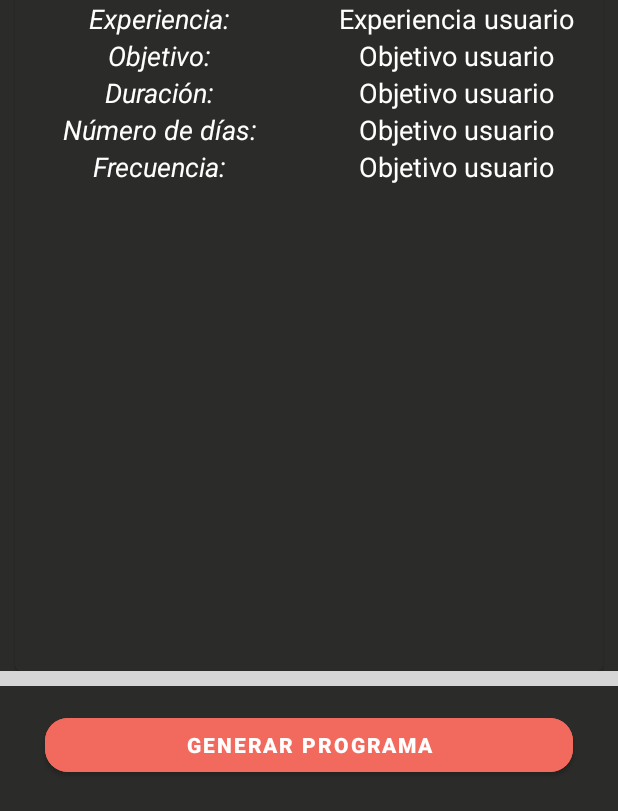
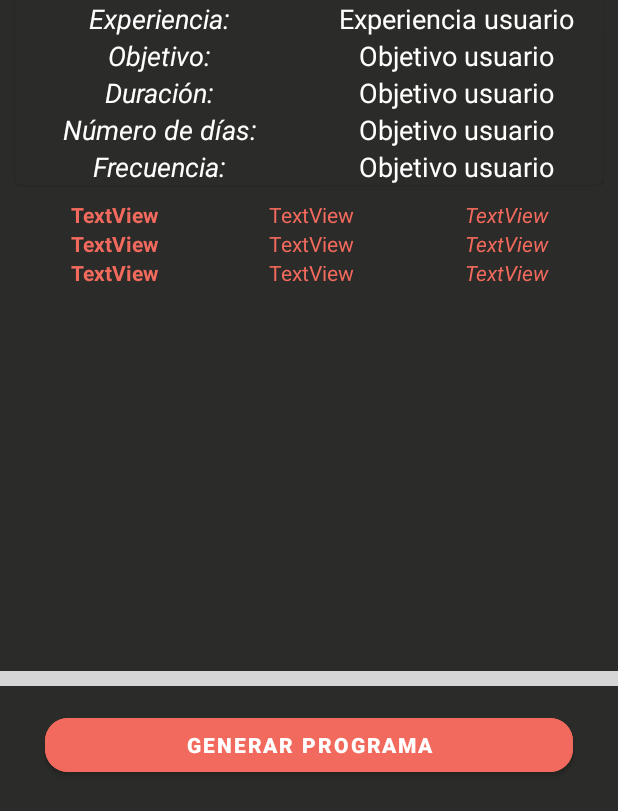
Before and after one commit to SantipBarber/sct, an Android app: the layout fragment_review_and_confirm.xml on its own in the app's theme, with its tools: preview values and no code run, on a phone screen of 412 x 824 dp, the part 425-1236 px from its top. Run offline under Robolectric (Android 15) with nearby library versions, the phone set to English and light mode, and no system bars; plain views replace ZigzagView; grey boxes are pictures that could not be loaded.

Commit message:
Iniciando con RecyclerView

```diff
--- a/sct_project/app/src/main/java/com/spbarber/sct_project/entities/Preferences.kt
+++ b/sct_project/app/src/main/java/com/spbarber/sct_project/entities/Preferences.kt
@@ -42,10 +42,11 @@ data class Preferences(
         parcel.readString(),
         parcel.readString(),
         parcel.readString()
-    ) {
+        ){
+
     }
+    constructor() : this("", "", "", "", 1, 0.0F, 0.0F, 0.0F, "", 170, 80F, "", "", "", "", "", "", "")
 
-    constructor() : this("", "", "", "", 1, 0.0F, 0.0F, 0.0F, "", 170, 80F, "", "", "", "", "", "", "")
 
     override fun writeToParcel(parcel: Parcel, flags: Int) {
         parcel.writeString(experience)
--- a/sct_project/app/src/main/java/com/spbarber/sct_project/entities/User.kt
+++ b/sct_project/app/src/main/java/com/spbarber/sct_project/entities/User.kt
@@ -12,4 +12,8 @@ data class User(
     val updateAt: Date
 ) {
     constructor() : this("", "", "santiaguet@me.com", "123456", Date(), Date())
+
+    override fun toString(): String {
+        return super.toString()
+    }
 }
--- a/sct_project/app/src/main/java/com/spbarber/sct_project/entities/VarsTraining.kt
+++ b/sct_project/app/src/main/java/com/spbarber/sct_project/entities/VarsTraining.kt
@@ -1,6 +1,5 @@
 package com.spbarber.sct_project.entities
 
-import com.google.firebase.firestore.PropertyName
 import com.google.gson.annotations.SerializedName
 
 data class VarsTraining(@SerializedName("final_intensity") val finalIntensity: Int,
--- a/sct_project/app/src/main/java/com/spbarber/sct_project/ui/fragments/GoalFragment.kt
+++ b/sct_project/app/src/main/java/com/spbarber/sct_project/ui/fragments/GoalFragment.kt
@@ -53,7 +53,7 @@ class GoalFragment : Fragment() {
 
             val action = GoalFragmentDirections.actionGoalFragmentToTempRuleFragment(preferences)
             NavHostFragment.findNavController(this).navigate(action)
-            //Log.i(TAG, "$experience $goalUser")
+            Log.i(TAG, "$preferences")
         }
 
         return binding.root
--- a/sct_project/app/src/main/java/com/spbarber/sct_project/ui/fragments/TempRuleFragment.kt
+++ b/sct_project/app/src/main/java/com/spbarber/sct_project/ui/fragments/TempRuleFragment.kt
@@ -58,7 +58,7 @@ class TempRuleFragment : Fragment() {
             when(binding.rgFrecuency.checkedRadioButtonId){
                 R.id.rb_frequency_1 -> frequencyMovement = 1
                 R.id.rb_frequency_2 -> frequencyMovement = 2
-                R.id.rb_frequency_3 -> frequencyMovement = 3
+                //R.id.rb_frequency_3 -> frequencyMovement = 3
             }
             preferences?.duration = durationProgramItem
             preferences?.days = trainingDaysItem
--- a/sct_project/app/src/main/java/com/spbarber/sct_project/viewmodels/TrainingDataViewModel.kt
+++ b/sct_project/app/src/main/java/com/spbarber/sct_project/viewmodels/TrainingDataViewModel.kt
@@ -46,7 +46,7 @@ class TrainingDataViewModel : ViewModel() {
             .addOnSuccessListener { documents ->
                 //val data = documents.data
                 val hashMap = documents.data
-                hashMap?.put("6 weeks", documents.data!!.get("6 weeks"))
+                //hashMap?.put("6 weeks", documents.data!!.get("6 weeks"))
                 //hashMap?.put("8 weeks", documents.data!!.get("8 weeks"))
                 //hashMap?.put("10 weeks", documents.data!!.get("10 weeks"))
                 //hashMap?.put("12 weeks", documents.data!!.get("12 weeks"))
@@ -66,7 +66,7 @@ class TrainingDataViewModel : ViewModel() {
                 //trainingData.trainingData.put("10 weeks", ten)
                 //trainingData.trainingData.put("12 weeks", twelve)
                 trainingData.trainingData.put(duration, varsByDuration)
-                Log.i(TAG, "$trainingData")
+                Log.i(TAG, "${trainingData}")
                 dataTraining.value = trainingData
             }
         return dataTraining
--- a/sct_project/app/src/main/res/layout/fragment_review_and_confirm.xml
+++ b/sct_project/app/src/main/res/layout/fragment_review_and_confirm.xml
@@ -36,7 +36,7 @@
 
     <com.google.android.material.button.MaterialButton
         android:id="@+id/btn_back"
-        style="@style/Widget.MaterialComponents.Button.OutlinedButton"
+        style="@style/Widget.MaterialComponents.Button.TextButton"
         android:layout_width="wrap_content"
         android:layout_height="wrap_content"
         android:clickable="true"
@@ -72,12 +72,11 @@
     <com.google.android.material.card.MaterialCardView
         android:id="@+id/mcv_preference_summary"
         android:layout_width="0dp"
-        android:layout_height="0dp"
+        android:layout_height="wrap_content"
         android:backgroundTint="@color/color_background"
         android:checkable="true"
         android:clickable="true"
         android:focusable="true"
-        app:layout_constraintBottom_toTopOf="@+id/main_bottom_separator"
         app:layout_constraintEnd_toStartOf="@+id/main_vertical_end_guide"
         app:layout_constraintStart_toEndOf="@+id/main_vertical_start_guide"
         app:layout_constraintTop_toBottomOf="@+id/main_top_separator">
@@ -288,6 +287,18 @@
 
     </com.google.android.material.card.MaterialCardView>
 
+    <androidx.recyclerview.widget.RecyclerView
+        android:id="@+id/program_summary"
+        android:layout_width="0dp"
+        android:layout_height="0dp"
+        app:layout_constraintTop_toBottomOf="@+id/mcv_preference_summary"
+        app:layout_constraintEnd_toStartOf="@+id/main_vertical_end_guide"
+        app:layout_constraintStart_toEndOf="@+id/main_vertical_start_guide"
+        app:layout_constraintBottom_toTopOf="@+id/main_bottom_separator"
+        tools:listitem="@layout/item_training_summary_recycler_view"
+        android:layout_marginTop="10dp"
+        />
+
     <ir.beigirad.zigzagview.ZigzagView
         android:id="@+id/main_bottom_separator"
         android:layout_width="match_parent"
--- a/sct_project/app/src/main/res/layout/fragment_temp_rule.xml
+++ b/sct_project/app/src/main/res/layout/fragment_temp_rule.xml
@@ -187,7 +187,7 @@
             android:textColor="@color/color_secondary"
             android:textSize="30dp" />
 
-        <RadioButton
+        <!--<RadioButton
             android:id="@+id/rb_frequency_3"
             android:layout_width="wrap_content"
             android:layout_height="wrap_content"
@@ -195,7 +195,7 @@
             android:layout_marginEnd="15dp"
             android:text="3x"
             android:textColor="@color/color_secondary"
-            android:textSize="30dp" />
+            android:textSize="30dp" />-->
     </RadioGroup>
 
     <ir.beigirad.zigzagview.ZigzagView
--- /dev/null
+++ b/sct_project/app/src/main/res/layout/item_training_summary_recycler_view.xml
@@ -0,0 +1,36 @@
+<?xml version="1.0" encoding="utf-8"?>
+<LinearLayout
+    xmlns:android="http://schemas.android.com/apk/res/android"
+    android:layout_width="match_parent"
+    android:layout_height="wrap_content"
+    android:orientation="horizontal">
+    <TextView
+        android:id="@+id/tv_num_day_list_view"
+        android:layout_width="wrap_content"
+        android:layout_height="wrap_content"
+        android:layout_weight="1"
+        android:text="TextView"
+        android:gravity="center_horizontal"
+        android:textColor="@color/color_secondary"
+        android:textStyle="bold"/>
+
+    <TextView
+        android:id="@+id/tv_exercise_day_list_view"
+        android:layout_width="wrap_content"
+        android:layout_height="wrap_content"
+        android:layout_weight="1"
+        android:text="TextView"
+        android:gravity="center_horizontal"
+        android:textColor="@color/color_secondary"/>
+
+    <TextView
+        android:id="@+id/tv_extra_list_view"
+        android:layout_width="wrap_content"
+        android:layout_height="wrap_content"
+        android:layout_weight="1"
+        android:text="TextView"
+        android:gravity="center_horizontal"
+        android:textColor="@color/color_secondary"
+        android:textStyle="italic"/>
+
+</LinearLayout>
--- a/sct_project/app/src/main/res/values/duration_spinner.xml
+++ b/sct_project/app/src/main/res/values/duration_spinner.xml
@@ -7,10 +7,9 @@
         <item>12 semanas</item>
     </string-array>
     <string-array name="frequency_array">
-        <item>2 días</item>
         <item>3 días</item>
-        <item>4 días</item>
-        <item>5 días</item>
+        <!---<item>4 días</item>-->
+        <!--<item>5 días</item>-->
         <item>6 días</item>
     </string-array>
 </resources>
```
Also changed, not shown: sct_project/app/src/main/java/com/spbarber/sct_project/adapters/ListViewAdapter.kt (added, +37 -0 lines), sct_project/app/src/main/java/com/spbarber/sct_project/adapters/SummaryRecyclerViewAdapter.kt (added, +45 -0 lines), sct_project/app/src/main/java/com/spbarber/sct_project/entities/ProgramDetail.kt (deleted, +0 -11 lines), sct_project/app/src/main/java/com/spbarber/sct_project/entities/TrainingDay.kt (added, +14 -0 lines), sct_project/app/src/main/java/com/spbarber/sct_project/ui/fragments/ReviewAndConfirmFragment.kt (+65 -1 lines), sct_project/app/src/main/java/com/spbarber/sct_project/ui/fragments/SigninFragment.kt (+6 -4 lines), sct_project/app/src/main/res/layout/item_training_day_list_view.xml (added, +36 -0 lines).
